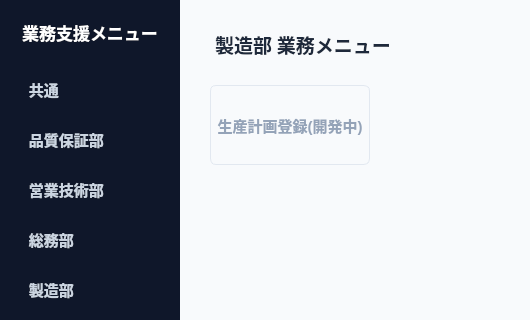
a-shimomura-shikoku-fuji/python, file menu.ui: the form before one commit; both pictures show x 0 to 530 and y 0 to 320 of the 750 by 480 pixel window.
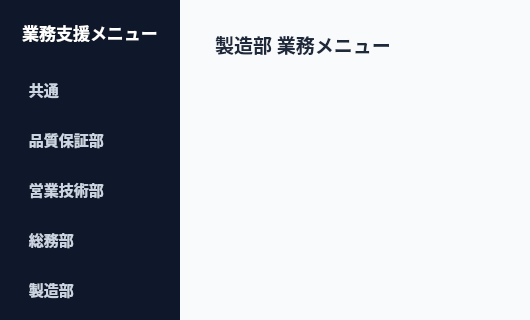
The form after the commit. The open tabs and pages were chosen to show the change.

```diff
--- a/menu.ui
+++ b/menu.ui
@@ -17,22 +17,49 @@
    <string notr="true">QMainWindow { background-color: #f8fafc; }
 QFrame#Sidebar { background-color: #0f172a; }
 
-/* 左側ナビゲーションボタン */
+/* 左側ナビゲーションボタン（通常時） */
 QFrame#Sidebar QPushButton {
-    color: #cbd5e1 !important; 
-    background-color: transparent !important; 
+    color: #cbd5e1; 
+    background-color: transparent; 
     text-align: left;
-    padding-left: 15px; 
-    border: none !important; 
+    padding-left: 14px; 
+    /* 💡 OS標準の立体枠や背景を完全にシャットアウトするため、1pxの透明な線を明示します */
+    border: 1px solid transparent; 
     border-radius: 6px;
 }
-QFrame#Sidebar QPushButton:hover { color: #ffffff !important; background-color: #1e293b !important; }
-QFrame#Sidebar QPushButton:checked { color: #ffffff !important; background-color: #2563eb !important; font-weight: bold; }
+
+/* 💡 ホバー時は背景色を透明なままとし、指定した1本の枠線（#1e293b）のみを美しく描画します */
+QFrame#Sidebar QPushButton:hover { 
+    color: #ffffff; 
+    background-color: transparent; 
+    border: 1px solid #1e293b;     
+}
+
+/* 💡 Tabキーで選択された時（フォーカス時）も、OSの枠と重ならないよう青い1本の枠線でスマートに表現 */
+QFrame#Sidebar QPushButton:focus { 
+    color: #ffffff; 
+    background-color: transparent; 
+    border: 1px solid #2563eb;     
+}
+
+/* 左側ナビゲーションボタン（選択・チェックされたアクティブ状態） */
+/* 💡 ここでも OS標準の反転と競合させないよう、背景と枠線を鮮やかなブルー（#2563eb）で完全に固定します */
+QFrame#Sidebar QPushButton:checked { 
+    color: #ffffff; 
+    background-color: #2563eb; 
+    border: 1px solid #2563eb; 
+    font-weight: bold; 
+}
+/* チェックされているボタンの上にマウスが乗った時は、青色の背景をキープさせます */
+QFrame#Sidebar QPushButton:checked:hover {
+    background-color: #2563eb;
+    border: 1px solid #2563eb;
+}
 
 /* 右側業務機能ボタン（営業技術部・総務部共通の洗練されたネイビーデザイン） */
 QStackedWidget QPushButton {
     background-color: #1e3a8a;
-    color: #ffffff !important;
+    color: #ffffff;
     border-radius: 6px;
     font-size: 11pt;
     font-weight: bold;
@@ -45,9 +72,10 @@
 }
 QStackedWidget QPushButton:disabled {
     background-color: #f1f5f9;
-    color: #94a3b8 !important;
+    color: #94a3b8;
     border: 1px solid #e2e8f0;
-}</string>
+}
+</string>
   </property>
   <widget class="QWidget" name="centralWidget">
    <layout class="QHBoxLayout" name="horizontalLayout_Main">
@@ -255,7 +283,32 @@
     <item>
      <widget class="QStackedWidget" name="stackedWidget">
       <property name="styleSheet">
-       <string notr="true">background-color: #f8fafc;</string>
+       <string notr="true">/* ① 右側エリア(QStackedWidget)の中にある各システムボタンの通常デザイン（白文字ネイビー） */
+QStackedWidget QPushButton#btn_JuchuShokai, 
+QStackedWidget QPushButton#btn_Urikake, 
+QStackedWidget QPushButton#btn_Nouhin {
+    color: #ffffff;
+    background-color: #1e3a8a;
+    border: 1px solid #172554;
+    border-radius: 6px;
+    font-weight: bold;
+}
+
+/* ② マウスを乗せた時（ホバー）、またはTabキーが当たっている時（フォーカス）の完璧なカラーチェンジ */
+QStackedWidget QPushButton#btn_JuchuShokai:hover, 
+QStackedWidget QPushButton#btn_Urikake:hover, 
+QStackedWidget QPushButton#btn_Nouhin:hover,
+QStackedWidget QPushButton#btn_JuchuShokai:focus, 
+QStackedWidget QPushButton#btn_Urikake:focus, 
+QStackedWidget QPushButton#btn_Nouhin:focus {
+    background-color: #2563eb; /* 鮮やかな明るい青へ変化 */
+    border-color: #60a5fa;     /* 枠線を水色へ変化 */
+}
+
+</string>
+      </property>
+      <property name="currentIndex">
+       <number>3</number>
       </property>
       <widget class="QWidget" name="page_common">
        <layout class="QVBoxLayout" name="verticalLayout_common">
@@ -562,22 +615,6 @@
           <property name="spacing">
            <number>20</number>
           </property>
-          <item>
-           <widget class="QPushButton" name="btn_seizu">
-            <property name="enabled">
-             <bool>false</bool>
-            </property>
-            <property name="minimumSize">
-             <size>
-              <width>160</width>
-              <height>80</height>
-             </size>
-            </property>
-            <property name="text">
-             <string>生産計画登録(開発中)</string>
-            </property>
-           </widget>
-          </item>
           <item>
            <spacer name="spacer_factory_btns">
             <property name="orientation">
```
Left out of the diff: 6 changed lines with no effect on the pictures.
